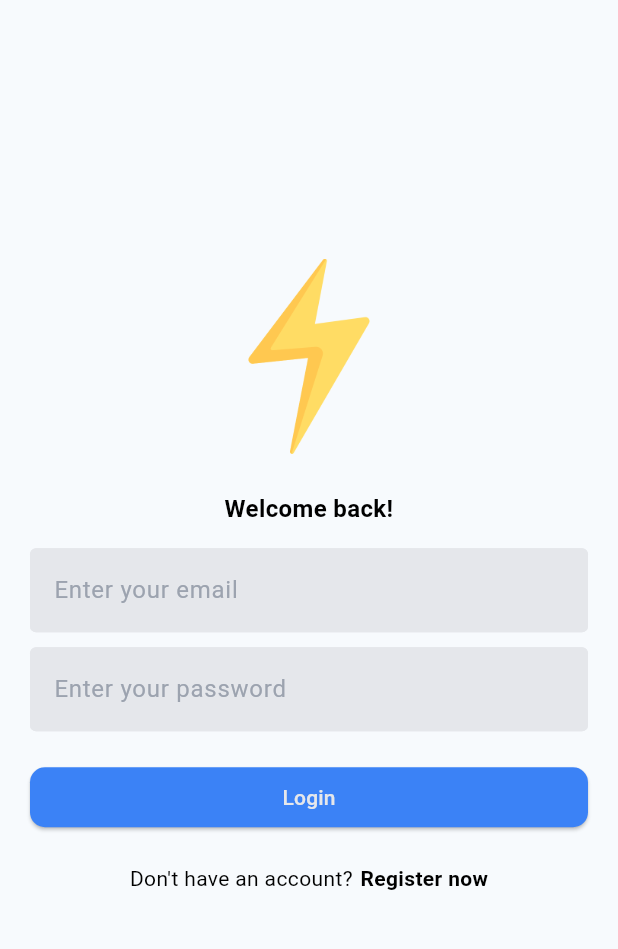
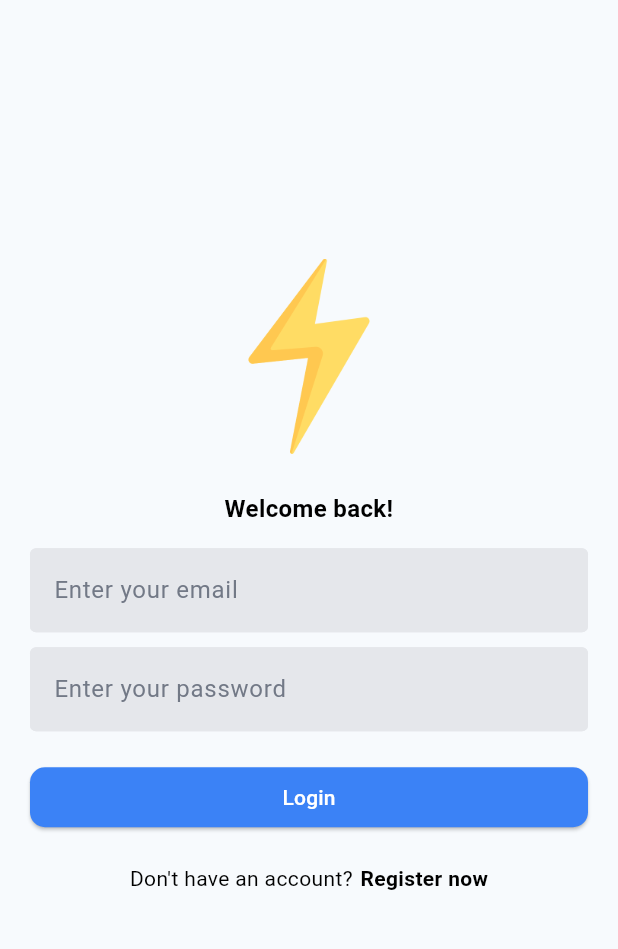
Before and after one commit to jashDevkar/chat-app, a Flutter app: the screen it shows after launch, on a phone screen of 412 x 824 dp, the part 84-1033 px from its top. Run offline on Flutter 3.47's test engine with Material 3 defaults, Android fonts, the phone set to English and light mode, and no system bars; our stand-ins replace cloud_firestore, firebase_auth, firebase_core, page_transition; accounts and stored records are empty.

Commit message:
add functionality of dark mode and improved gui

```diff
--- a/lib/components/chat_input_field.dart
+++ b/lib/components/chat_input_field.dart
@@ -2,7 +2,8 @@ import 'package:flutter/material.dart';
 
 class ChatInputField extends StatelessWidget {
   final TextEditingController chatController;
-  ChatInputField({super.key, required this.chatController});
+  FocusNode? focusNode;
+  ChatInputField({super.key, required this.chatController, this.focusNode});
 
   final ScrollController _scrollController = ScrollController();
 
@@ -22,6 +23,7 @@ class ChatInputField extends StatelessWidget {
             controller: _scrollController,
             thumbVisibility: true,
             child: TextField(
+              focusNode: focusNode,
               scrollController: _scrollController,
               keyboardType: TextInputType.multiline,
               controller: chatController,
--- a/lib/components/my_button.dart
+++ b/lib/components/my_button.dart
@@ -12,11 +12,10 @@ class MyButton extends StatelessWidget {
       child: ElevatedButton(
         onPressed: onTap,
         style: ElevatedButton.styleFrom(
-          foregroundColor: Theme.of(context).colorScheme.secondary,
-          shape:
-              RoundedRectangleBorder(borderRadius: BorderRadius.circular(10.0)),
-          backgroundColor: Theme.of(context).colorScheme.primary,
-        ),
+            foregroundColor: Colors.white,
+            shape: RoundedRectangleBorder(
+                borderRadius: BorderRadius.circular(10.0)),
+            backgroundColor: const Color(0xff3B82F6)),
         child: Text(text),
       ),
     );
--- a/lib/components/my_textfield.dart
+++ b/lib/components/my_textfield.dart
@@ -3,33 +3,36 @@ import 'package:flutter/material.dart';
 class MyTextfield extends StatelessWidget {
   final String hintText;
   final bool isObscure;
+  FocusNode? focusNode;
   final TextEditingController controller;
-  const MyTextfield(
+  MyTextfield(
       {super.key,
       required this.hintText,
       required this.controller,
-      required this.isObscure});
+      required this.isObscure,this.focusNode});
 
   @override
   Widget build(BuildContext context) {
     return Padding(
       padding: const EdgeInsets.only(left: 20.0, right: 20.0),
       child: TextField(
+        focusNode: focusNode,
         obscureText: isObscure,
+        cursorColor: Colors.black,
+        style: const TextStyle(color: Colors.black),
         controller: controller,
         decoration: InputDecoration(
           enabledBorder: OutlineInputBorder(
             borderSide:
                 BorderSide(color: Theme.of(context).colorScheme.secondary),
           ),
-          focusedBorder: OutlineInputBorder(
-            borderSide:
-                BorderSide(color: Theme.of(context).colorScheme.primary),
+          focusedBorder: const OutlineInputBorder(
+            borderSide: BorderSide(color: Color(0xff3B82F6)),
           ),
           fillColor: Theme.of(context).colorScheme.secondary,
           filled: true,
           hintText: hintText,
-          hintStyle: TextStyle(color: Theme.of(context).colorScheme.tertiary),
+          hintStyle: const TextStyle(color: Color(0xff06B7280)),
         ),
       ),
     );
--- a/lib/main.dart
+++ b/lib/main.dart
@@ -1,15 +1,20 @@
 import 'package:chat_app/auth_gate/auth_gate.dart';
 import 'package:chat_app/firebase_options.dart';
 import 'package:chat_app/themes/light_mode.dart';
+import 'package:chat_app/themes/theme_provider.dart';
 import 'package:flutter/material.dart';
 import 'package:firebase_core/firebase_core.dart';
+import 'package:provider/provider.dart';
 
 void main() async {
   WidgetsFlutterBinding.ensureInitialized();
   await Firebase.initializeApp(
     options: DefaultFirebaseOptions.currentPlatform,
   );
-  runApp(const MyApp());
+  runApp(ChangeNotifierProvider(
+    create: (context) => ThemeProvider(),
+    child: const MyApp(),
+  ));
 }
 
 class MyApp extends StatelessWidget {
@@ -18,7 +23,7 @@ class MyApp extends StatelessWidget {
   @override
   Widget build(BuildContext context) {
     return MaterialApp(
-      theme: lightMode,
+      theme: Provider.of<ThemeProvider>(context).ThemeData ,
       debugShowCheckedModeBanner: false,
       home: const AuthGate(),
     );
--- a/lib/pages/login_page.dart
+++ b/lib/pages/login_page.dart
@@ -3,9 +3,11 @@ import 'package:chat_app/components/my_button.dart';
 import 'package:chat_app/components/my_textfield.dart';
 import 'package:chat_app/pages/register_page.dart';
 import 'package:chat_app/services/auth/auth_service.dart';
+import 'package:chat_app/themes/theme_provider.dart';
 import 'package:chat_app/utils/constants.dart';
 import 'package:flutter/material.dart';
 import 'package:page_transition/page_transition.dart';
+import 'package:provider/provider.dart';
 
 class LoginPage extends StatelessWidget {
   LoginPage({super.key});
@@ -31,6 +33,7 @@ class LoginPage extends StatelessWidget {
 
   @override
   Widget build(BuildContext context) {
+    bool isDark = Provider.of<ThemeProvider>(context).isDarkMode;
     return Scaffold(
       appBar: AppBar(
         backgroundColor: Theme.of(context).colorScheme.primary,
@@ -112,9 +115,11 @@ class LoginPage extends StatelessWidget {
                       child: RegisterPage(),
                     ),
                   ),
-                  child: const Text(
+                  child: Text(
                     'Register now',
-                    style: TextStyle(fontWeight: FontWeight.bold),
+                    style: TextStyle(
+                        fontWeight: FontWeight.bold,
+                        color: isDark ? Colors.yellowAccent : null),
                   ),
                 ),
               ],
--- /dev/null
+++ b/lib/themes/dark_mode.dart
@@ -0,0 +1,25 @@
+import 'package:flutter/material.dart';
+
+ThemeData darkMode = ThemeData(
+    colorScheme: ColorScheme.dark(
+      surface: const Color(0xff121417), // A darker surface color for dark mode.
+      secondary: Colors.white,
+      primary: Colors.transparent,
+      tertiary: const Color(0xff6B7280),
+      inversePrimary: Colors.grey.shade200,
+    ),
+    cardColor: const Color(0xff6B7280),
+    primaryColor: const Color(0xff3B82F6));
+
+
+// const Color(0xff3B82F6)
+
+
+
+///surface = background of scaffold
+///primary = nav bar color
+///secondary = navbaar text
+///tertiary = reciecer background text color
+///card color card color
+///inverse primary for card text
+///const Color(0xff63A7F8)
--- a/lib/themes/light_mode.dart
+++ b/lib/themes/light_mode.dart
@@ -1,11 +1,24 @@
 import 'package:flutter/material.dart';
 
 ThemeData lightMode = ThemeData(
-  colorScheme: ColorScheme.light(
-    surface: const Color(0xffF7FAFD),
-    primary: const Color(0xff3B82F6),
-    secondary: const Color(0xffE5E7EB),
-    tertiary: const Color(0xff9CA3AF ),
-    inversePrimary: Colors.grey.shade900,
+  colorScheme: const ColorScheme.light(
+    surface:  Color(0xffF7FAFD),
+    primary:  Color(0xff3B82F6),
+    secondary:  Color(0xffE5E7EB),
+    tertiary:  Color(0xff9CA3AF),
+    inversePrimary:  Color(0xff121417),
+
+    // inversePrimary: Colors.grey.shade900,
   ),
+  cardColor: Colors.white,
+  primaryColor: const Color(0xff3B82F6),
 );
+
+
+
+
+///primary = navbaar color
+///secondary = navbaar text
+///tertiary = reciecer background text color
+///card color card color
+///inverse primary for card text
--- /dev/null
+++ b/lib/themes/theme_provider.dart
@@ -0,0 +1,20 @@
+import 'package:chat_app/themes/dark_mode.dart';
+import 'package:chat_app/themes/light_mode.dart';
+import 'package:flutter/material.dart';
+
+class ThemeProvider extends ChangeNotifier {
+  var _themeData = lightMode;
+
+  get ThemeData => _themeData;
+
+  bool get isDarkMode => _themeData == darkMode;
+
+  void toggleMode() {
+    if (_themeData == lightMode) {
+      _themeData = darkMode;
+    } else {
+      _themeData = lightMode;
+    }
+    notifyListeners();
+  }
+}
--- a/pubspec.yaml
+++ b/pubspec.yaml
@@ -39,6 +39,7 @@ dependencies:
   firebase_core: ^3.9.0
   firebase_auth: ^5.3.4
   cloud_firestore: ^5.6.0
+  provider: ^6.1.2
 
 dev_dependencies:
   flutter_test:
```
Also changed, not shown: lib/components/error_dialog_box.dart (+59 -0 lines), lib/components/message_bubble.dart (renamed from lib/message_bubble/message_bubble.dart, +10 -10 lines), lib/components/user_tile.dart (+14 -6 lines), lib/pages/chat_page.dart (+40 -13 lines), lib/pages/home_page.dart (+15 -53 lines), lib/pages/settings_page.dart (added, +41 -0 lines), lib/services/chat/chat_service.dart (+26 -2 lines), lib/components/message_box.dart (deleted), pubspec.lock.
